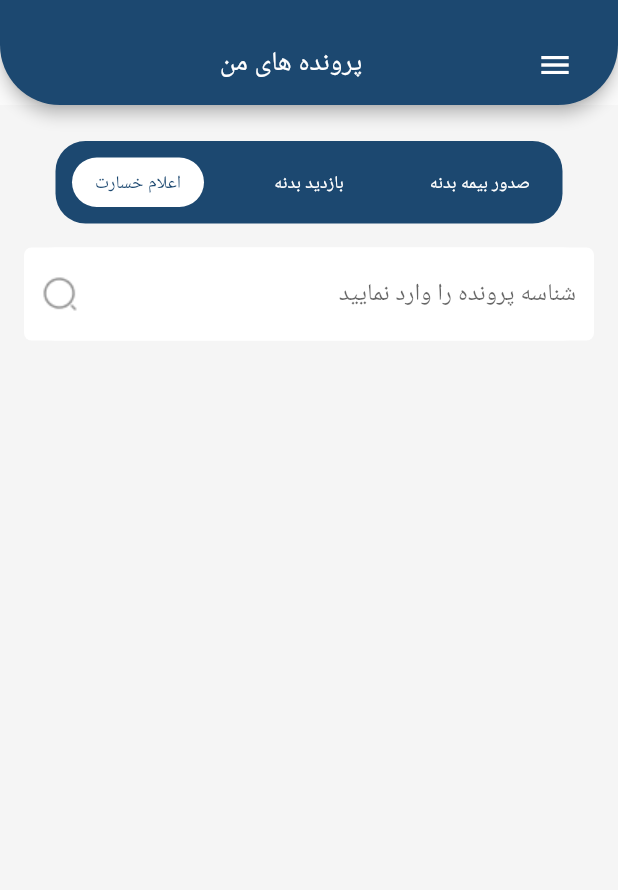
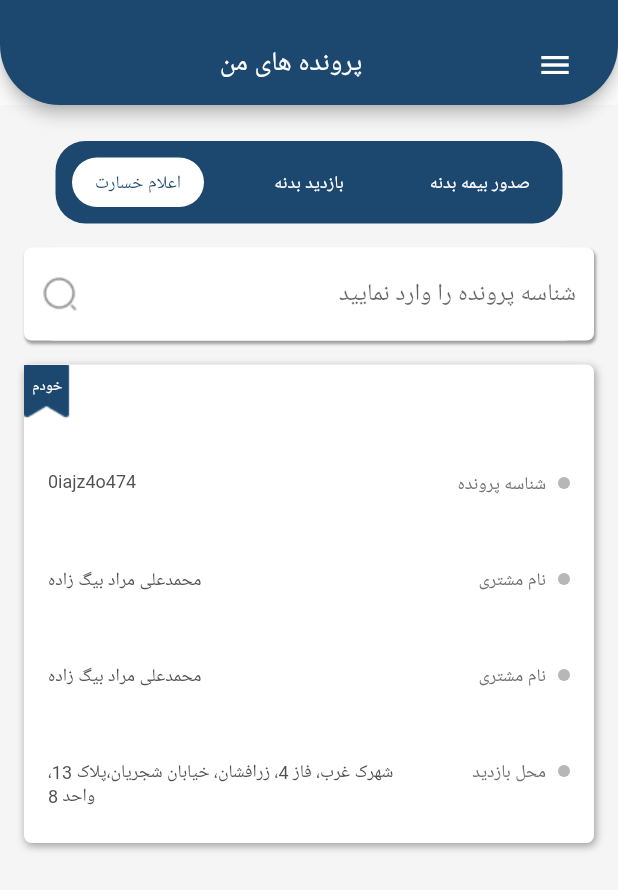
Before and after one commit to shahram1371/arisa, a Flutter app: the screen it shows after launch, on a phone screen of 412 x 824 dp. Shown: the top 890 px of the screen. Run offline on Flutter 3.47's test engine with Material 2 defaults, Android fonts, the phone set to English and light mode, and no system bars; our stand-ins replace get.

Commit message:
fix stack

```diff
--- a/lib/view/widgets/arisa_body.dart
+++ b/lib/view/widgets/arisa_body.dart
@@ -1,5 +1,7 @@
+import 'package:arisa/view/widgets/book_mark.dart';
 import 'package:arisa/view/widgets/id_text_field.dart';
 import 'package:arisa/view/widgets/slide_segment.dart';
+import 'package:arisa/view/widgets/specification_card.dart';
 import 'package:flutter/material.dart';
 
 class ArisaBody extends StatelessWidget {
@@ -15,6 +17,8 @@ class ArisaBody extends StatelessWidget {
           SlideSegment(),
           SizedBox(height: 16),
           IdTextField(),
+          SizedBox(height: 16),
+          SpecificationCard(),
         ],
       ),
     );
--- /dev/null
+++ b/lib/view/widgets/book_mark.dart
@@ -0,0 +1,24 @@
+import 'package:flutter/material.dart';
+
+class BookMark extends StatelessWidget {
+  const BookMark({super.key});
+
+  @override
+  Widget build(BuildContext context) {
+    return Stack(
+      alignment: Alignment.center,
+      children: [
+        Image.asset(
+          'assets/bookmark.png',
+        ),
+        const Padding(
+          padding: EdgeInsets.only(bottom: 8),
+          child: Text(
+            'خودم',
+            style: TextStyle(fontSize: 10, color: Colors.white),
+          ),
+        )
+      ],
+    );
+  }
+}
--- a/lib/view/widgets/id_text_field.dart
+++ b/lib/view/widgets/id_text_field.dart
@@ -11,6 +11,13 @@ class IdTextField extends StatelessWidget {
         decoration: BoxDecoration(
           color: Colors.white,
           borderRadius: BorderRadius.circular(5),
+          boxShadow: const [
+            BoxShadow(
+              color: Colors.grey,
+              blurRadius: 1,
+              offset: Offset(1, 2),
+            ),
+          ],
         ),
         child: TextField(
           textAlign: TextAlign.end,
--- a/lib/view/widgets/specification_card.dart
+++ b/lib/view/widgets/specification_card.dart
@@ -0,0 +1,100 @@
+import 'package:arisa/view/widgets/book_mark.dart';
+import 'package:flutter/material.dart';
+
+class SpecificationCard extends StatelessWidget {
+  const SpecificationCard({super.key});
+
+  @override
+  Widget build(BuildContext context) {
+    return Padding(
+        padding: const EdgeInsets.symmetric(horizontal: 16),
+        child: Stack(
+          alignment: Alignment.topLeft,
+          children: [
+            Container(
+              decoration: BoxDecoration(
+                color: Colors.white,
+                borderRadius: BorderRadius.circular(5),
+                boxShadow: const [
+                  BoxShadow(
+                    color: Colors.grey,
+                    blurRadius: 4,
+                    offset: Offset(1, 2),
+                  ),
+                ],
+              ),
+              child: Padding(
+                padding: const EdgeInsets.only(top: 47.0),
+                child: Column(
+                  children: [
+                    elementRow(
+                        context: context,
+                        firstext: 'شناسه پرونده',
+                        secondtext: '0iajz4o474'),
+                    elementRow(
+                        context: context,
+                        firstext: 'نام مشتری',
+                        secondtext: 'محمدعلی مراد بیگ زاده'),
+                    elementRow(
+                        context: context,
+                        firstext: 'نام مشتری',
+                        secondtext: 'محمدعلی مراد بیگ زاده'),
+                    elementRow(
+                        context: context,
+                        firstext: 'محل بازدید',
+                        secondtext:
+                            'شهرک غرب، فاز 4، زرافشان، خیابان شجریان،پلاک 13، واحد 8'),
+                  ],
+                ),
+              ),
+            ),
+            const BookMark(),
+          ],
+        ));
+  }
+
+  Widget elementRow(
+      {required BuildContext context,
+      required String firstext,
+      required String secondtext}) {
+    final screenHeight = MediaQuery.of(context).size.width;
+    return Padding(
+      padding: const EdgeInsets.symmetric(horizontal: 16, vertical: 24),
+      child: Row(
+        mainAxisAlignment: MainAxisAlignment.spaceBetween,
+        crossAxisAlignment: CrossAxisAlignment.start,
+        children: [
+          SizedBox(
+            width: .59 * screenHeight,
+            child: Text(
+              secondtext,
+              maxLines: 2,
+              style: const TextStyle(
+                  fontWeight: FontWeight.w400,
+                  fontSize: 12,
+                  color: Color(0xff505050)),
+            ),
+          ),
+          Row(
+            children: [
+              Text(
+                firstext,
+                style: const TextStyle(
+                    fontWeight: FontWeight.w400,
+                    fontSize: 12,
+                    color: Color(0xff707070)),
+              ),
+              const SizedBox(
+                width: 8,
+              ),
+              const CircleAvatar(
+                radius: 4,
+                backgroundColor: Color(0xffB7B7B7),
+              ),
+            ],
+          ),
+        ],
+      ),
+    );
+  }
+}
--- a/pubspec.yaml
+++ b/pubspec.yaml
@@ -63,7 +63,7 @@ flutter:
   # To add assets to your application, add an assets section, like this:
   assets:
     - assets/search_icon.png
-  #   - images/a_dot_ham.jpeg
+    - assets/bookmark.png
 
   # An image asset can refer to one or more resolution-specific "variants", see
   # https://flutter.dev/assets-and-images/#resolution-aware
```
Also changed, not shown: assets/bookmark.png (added).
